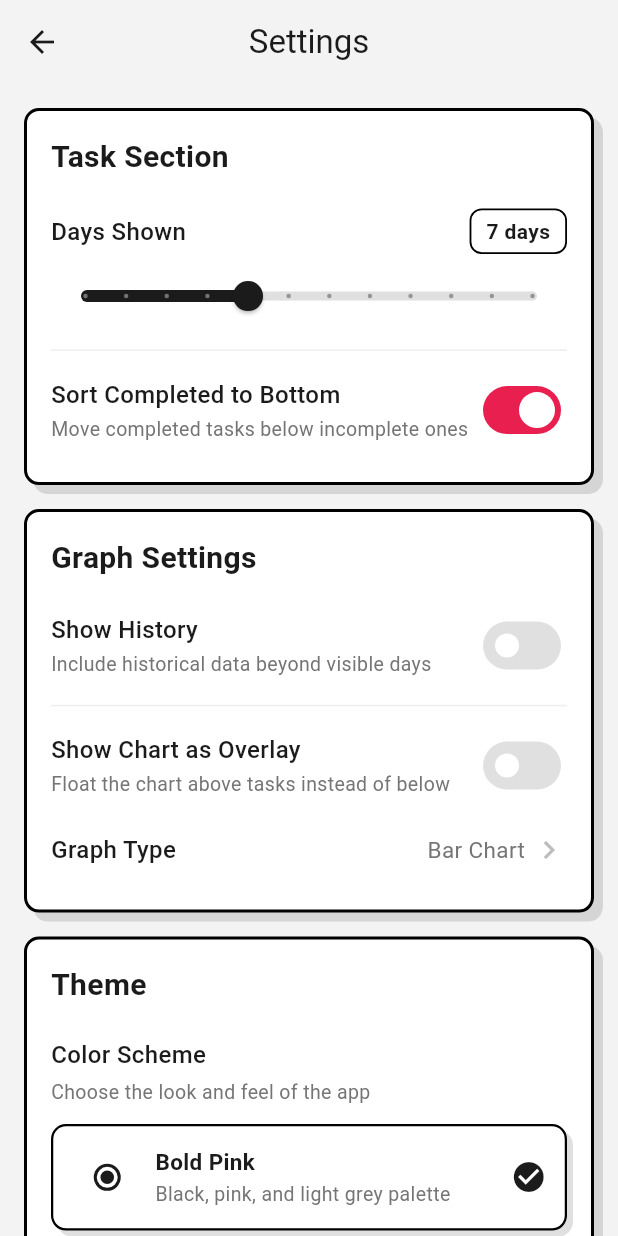
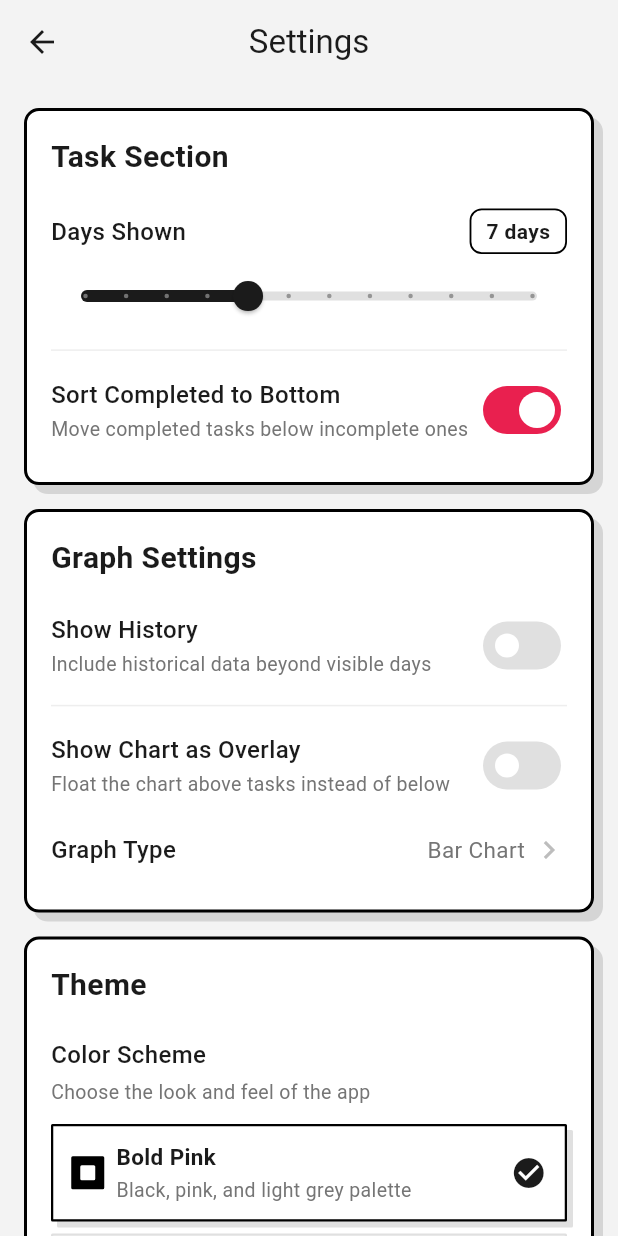
Before and after one commit to GabiYamato/barebonesgoals, a Flutter app: the SettingsScreen screen opened directly with empty values, on a phone screen of 412 x 824 dp. Run offline on Flutter 3.47's test engine with Material 3 defaults, Android fonts, the phone set to English and light mode, and no system bars; our stand-ins replace confetti, file_picker, share_plus, shared_preferences; accounts and stored records are empty.

Commit message:
v2.8.1 (bugfixes, UI inconsistencies)

```diff
--- a/app_files/lib/screens/settings_screen.dart
+++ b/app_files/lib/screens/settings_screen.dart
@@ -683,7 +683,7 @@ class _SettingsScreenState extends State<SettingsScreen> {
   }) {
     final isSelected = _settings.themeScheme == scheme;
     return InkWell(
-      borderRadius: BorderRadius.circular(12),
+      borderRadius: BorderRadius.circular(1),
       onTap: () {
         _updateSettings(_settings.copyWith(themeScheme: scheme));
       },
@@ -691,7 +691,7 @@ class _SettingsScreenState extends State<SettingsScreen> {
         padding: const EdgeInsets.symmetric(horizontal: 12, vertical: 10),
         decoration: BoxDecoration(
           color: Colors.white,
-          borderRadius: BorderRadius.circular(10),
+          borderRadius: BorderRadius.circular(1),
           border: Border.all(
             color: isSelected ? Colors.black : Colors.grey.shade300,
             width: 1.5,
@@ -708,12 +708,26 @@ class _SettingsScreenState extends State<SettingsScreen> {
         ),
         child: Row(
           children: [
-            Radio<ThemeScheme>(
-              value: scheme,
-              groupValue: _settings.themeScheme,
-              onChanged: (_) {
-                _updateSettings(_settings.copyWith(themeScheme: scheme));
-              },
+            Container(
+              width: 22,
+              height: 22,
+              decoration: BoxDecoration(
+                color: isSelected ? Colors.black : Colors.white,
+                borderRadius: BorderRadius.circular(1),
+                border: Border.all(color: Colors.black, width: 1.6),
+              ),
+              child: isSelected
+                  ? Center(
+                      child: Container(
+                        width: 10,
+                        height: 10,
+                        decoration: BoxDecoration(
+                          color: Colors.white,
+                          borderRadius: BorderRadius.circular(1),
+                        ),
+                      ),
+                    )
+                  : null,
             ),
             const SizedBox(width: 8),
             Expanded(
```
Also changed, not shown: app_files/lib/screens/import_export_screen.dart (+4 -3 lines), app_files/lib/screens/intro_screen.dart (+5 -5 lines), app_files/lib/screens/month_detail_screen.dart (+7 -7 lines).
